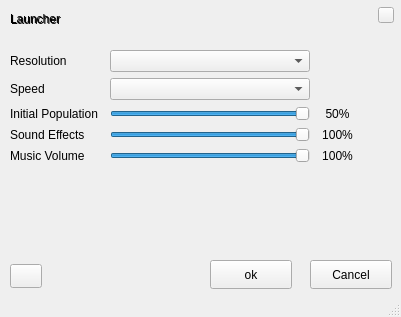
First picture: the form in resources/qt/launcher.ui, repository rubenspgcavalcante/pygameoflife, before the edit.
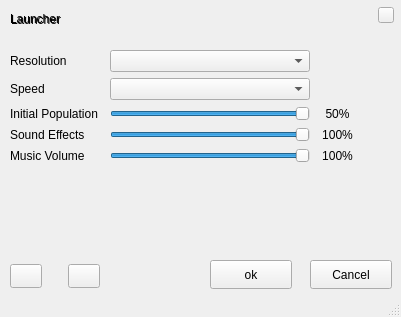
Second picture: the form after the edit.

Diff of the .ui file:
```diff
--- a/resources/qt/launcher.ui
+++ b/resources/qt/launcher.ui
@@ -390,6 +390,19 @@
      <string>Launcher</string>
     </property>
    </widget>
+   <widget class="QPushButton" name="about">
+    <property name="geometry">
+     <rect>
+      <x>68</x>
+      <y>264</y>
+      <width>32</width>
+      <height>24</height>
+     </rect>
+    </property>
+    <property name="text">
+     <string/>
+    </property>
+   </widget>
   </widget>
   <widget class="QStatusBar" name="statusbar"/>
  </widget>
```
